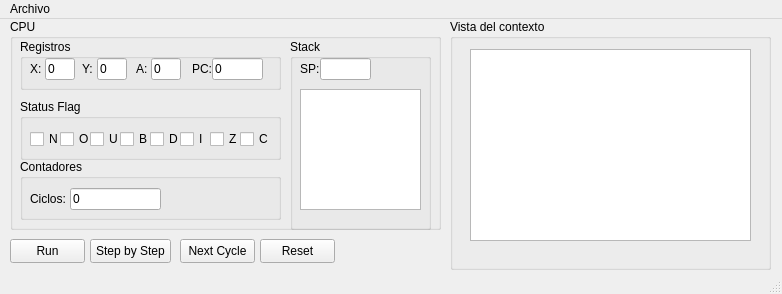
This is emulationGUI.ui in avenfenix/cpp-6502 as Qt 5 draws it before an edit. The edited form follows.
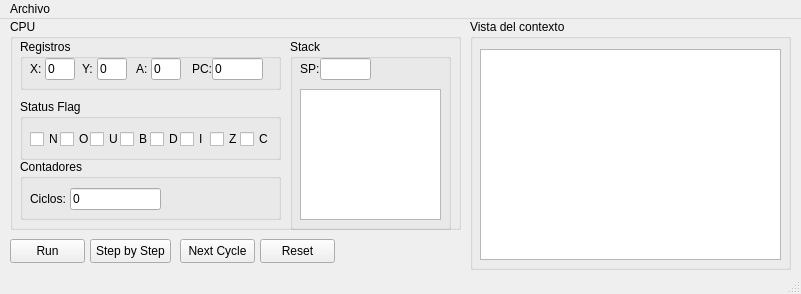
This is the edited form.

Commit message: stack view

```diff
--- a/emulationGUI.ui
+++ b/emulationGUI.ui
@@ -6,7 +6,7 @@
    <rect>
     <x>0</x>
     <y>0</y>
-    <width>782</width>
+    <width>801</width>
     <height>294</height>
    </rect>
   </property>
@@ -58,7 +58,7 @@
      <rect>
       <x>10</x>
       <y>0</y>
-      <width>431</width>
+      <width>451</width>
       <height>211</height>
      </rect>
     </property>
@@ -70,7 +70,7 @@
       <rect>
        <x>280</x>
        <y>20</y>
-       <width>141</width>
+       <width>161</width>
        <height>191</height>
       </rect>
      </property>
@@ -103,15 +103,18 @@
        <string/>
       </property>
      </widget>
-     <widget class="QListView" name="listView">
+     <widget class="QTableWidget" name="stackTable">
       <property name="geometry">
        <rect>
         <x>10</x>
         <y>50</y>
-        <width>121</width>
-        <height>121</height>
+        <width>141</width>
+        <height>131</height>
        </rect>
       </property>
+      <attribute name="verticalHeaderVisible">
+       <bool>false</bool>
+      </attribute>
      </widget>
     </widget>
     <widget class="QGroupBox" name="groupBox_3">
@@ -404,7 +407,7 @@
    <widget class="QGroupBox" name="groupBox_6">
     <property name="geometry">
      <rect>
-      <x>450</x>
+      <x>470</x>
       <y>0</y>
       <width>321</width>
       <height>251</height>
@@ -416,10 +419,10 @@
     <widget class="QTableWidget" name="tableWidget">
      <property name="geometry">
       <rect>
-       <x>20</x>
+       <x>10</x>
        <y>30</y>
-       <width>281</width>
-       <height>192</height>
+       <width>301</width>
+       <height>211</height>
       </rect>
      </property>
      <property name="cursor" stdset="0">
@@ -461,7 +464,7 @@
     <rect>
      <x>0</x>
      <y>0</y>
-     <width>782</width>
+     <width>801</width>
      <height>22</height>
     </rect>
    </property>
```
Left out of the diff: 5 changed lines with no effect on the pictures. The commit also changes 5 other files.
